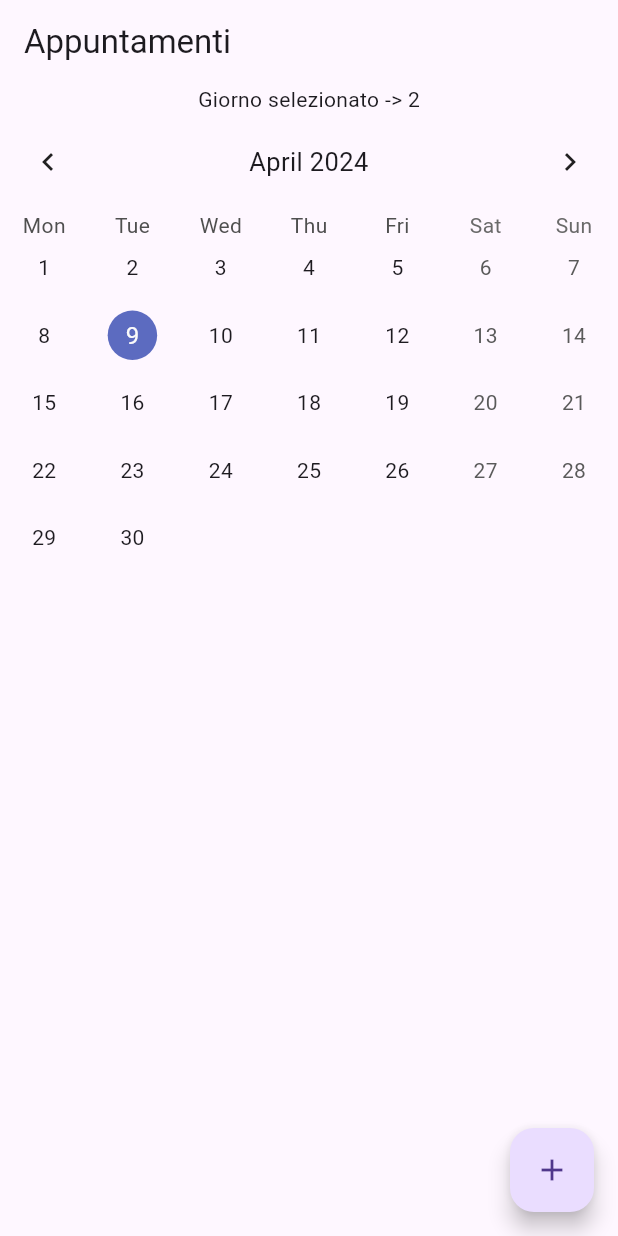
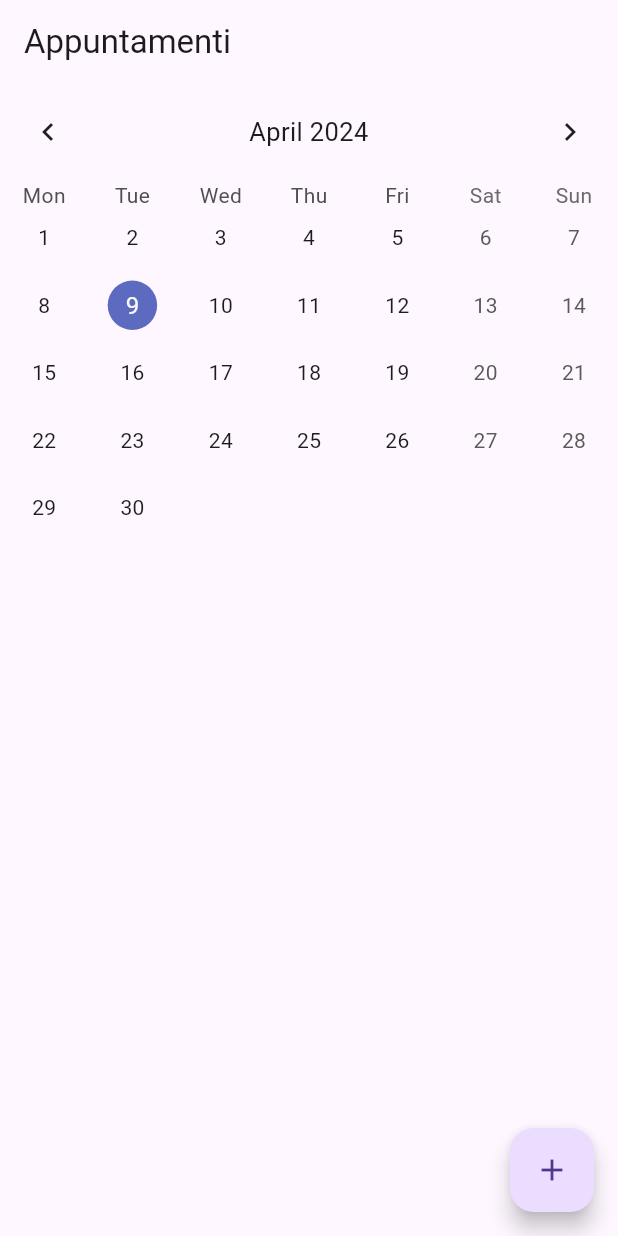
Before and after one commit to Lockyleo1/CareCrafter, a Flutter app: the screen it shows after launch, on a phone screen of 412 x 824 dp. Run offline on Flutter 3.47's test engine with Material 3 defaults, Android fonts, the light colour scheme and no system bars; drawn by our look-alikes of table_calendar.

Commit message:
appointments & calendar added

```diff
--- a/care_crafter/lib/event.dart
+++ b/care_crafter/lib/event.dart
@@ -1,4 +1,8 @@
 class Event {
   final String title;
   Event(this.title);
+
+
+@override
+String toString() => title;
 }
--- a/care_crafter/lib/main.dart
+++ b/care_crafter/lib/main.dart
@@ -194,124 +194,14 @@
 //   }
 // }
 
+import 'package:care_crafter/screens/appointments.dart';
+import 'package:flutter/foundation.dart';
 import 'package:flutter/material.dart';
 import 'package:table_calendar/table_calendar.dart';
-
 import 'event.dart';
 
 void main() {
   runApp(MaterialApp(
-    home: MyApp(),
+    home: Appointments(),
   ));
 }
-
-class MyApp extends StatefulWidget {
-  const MyApp({super.key});
-
-  @override
-  State<MyApp> createState() => _MyAppState();
-}
-
-class _MyAppState extends State<MyApp> {
-  DateTime _focusedDay=DateTime.now();
-  CalendarFormat _calendarFormat = CalendarFormat.month;
-  DateTime? _selectedDay;
-  Map<DateTime, List<Event>> events={};
-  TextEditingController _eventController=TextEditingController();
-  late final ValueNotifier<List<Event>> _selectedEvents;
-
-  @override
-  void initState() {
-    super.initState();
-    _selectedDay = _focusedDay;
-    _selectedEvents = ValueNotifier(_getEventsForDay(_selectedDay!));
-
-  }
-
-  @override
-  void dispose() {
-    super.dispose();
-  }
-
-List<Event> _getEventsForDay(DateTime day) {
-  return events[day] ?? [];
-}
-  void _onDaySelected(DateTime day, DateTime focusedDay) {
-    setState(() {
-      _focusedDay = day;
-      });
-  }
-
-  @override
-  Widget build(BuildContext context) {
-    return Scaffold(
-      appBar: AppBar(
-        title: Text('Appuntamenti'),
-      ),
-      floatingActionButton: FloatingActionButton(onPressed: () {
-        showDialog(context: context, builder: (context) {
-          return AlertDialog(
-            scrollable: true,
-            title: Text("Nome Evento"),
-            content: Padding(padding: EdgeInsets.all(8.0),
-            child: TextField(
-              controller: _eventController,
-            ),
-            ),
-            actions: [
-              ElevatedButton(onPressed: () {
-                events.addAll({
-                  _selectedDay! : [
-                    Event(_eventController.text)
-                  ]
-                })
-                Navigator.of(context).pop();
-              }, child: Text("Submit"),
-              )
-            ],
-          )
-        })
-      },
-      child: Icon(Icons.add),
-      ),
-      body: content(),
-    );
-  }
-
-  Widget content() {
-    return Column(
-      children: [
-        Text("Giorno selezionato -> " + _focusedDay.toString().split("")[0]),
-        Container(
-          child: TableCalendar(
-            locale: "en_US",
-            rowHeight: 45,
-            headerStyle: HeaderStyle(formatButtonVisible: false, titleCentered: true),
-            availableGestures: AvailableGestures.all,
-            selectedDayPredicate: (day) => isSameDay(day, _focusedDay),
-            focusedDay: _focusedDay,
-            calendarFormat: _calendarFormat,
-            startingDayOfWeek: StartingDayOfWeek.monday,
-            firstDay: DateTime.utc(2000,1,1),
-            lastDay: DateTime.utc(3000,1,1),
-            onDaySelected: _onDaySelected,
-            eventLoader: _getEventsForDay,
-            calendarStyle: CalendarStyle(
-              outsideDaysVisible: false,
-            ),
-            onFormatChanged: (format) {
-              if(_calendarFormat!=format){
-                setState(() {
-                  _calendarFormat = format;
-                });
-              }
-            },
-            onPageChanged: (focusedDay) {
-              _focusedDay = focusedDay;
-            },
-          ),
-        ),
-      ],
-    );
-  }
-}
--- /dev/null
+++ b/care_crafter/lib/screens/appointments.dart
@@ -0,0 +1,143 @@
+import 'package:flutter/foundation.dart';
+import 'package:flutter/material.dart';
+import 'package:table_calendar/table_calendar.dart';
+import 'package:care_crafter/event.dart';
+
+class Appointments extends StatefulWidget {
+  const Appointments({super.key});
+
+  @override
+  State<Appointments> createState() => _AppointmentsState();
+}
+
+class _AppointmentsState extends State<Appointments> {
+  DateTime _focusedDay = DateTime.now();
+  CalendarFormat _calendarFormat = CalendarFormat.month;
+  DateTime? _selectedDay;
+  Map<DateTime, List<Event>> events = {};
+  TextEditingController _eventController = TextEditingController();
+  late final ValueNotifier<List<Event>> _selectedEvents;
+
+  @override
+  void initState() {
+    super.initState();
+    _selectedDay = _focusedDay;
+    _selectedEvents = ValueNotifier(_getEventsForDay(_selectedDay!));
+  }
+
+  @override
+  void dispose() {
+    super.dispose();
+  }
+
+  List<Event> _getEventsForDay(DateTime day) {
+    return events[day] ?? [];
+  }
+
+  void _onDaySelected(DateTime selectedDay, DateTime focusedDay) {
+    if (!isSameDay(_selectedDay, selectedDay)) {
+      setState(() {
+        _selectedDay = selectedDay;
+        _focusedDay = focusedDay;
+        _selectedEvents.value = _getEventsForDay(selectedDay);
+      });
+    }
+  }
+
+  @override
+  Widget build(BuildContext context) {
+    return Scaffold(
+      appBar: AppBar(
+        title: Text('Appuntamenti'),
+      ),
+      floatingActionButton: FloatingActionButton(
+        onPressed: () {
+          showDialog(
+              context: context,
+              builder: (context) {
+                return AlertDialog(
+                  scrollable: true,
+                  title: Text("Nome Evento"),
+                  content: Padding(
+                    padding: EdgeInsets.all(8.0),
+                    child: TextField(controller: _eventController,),
+                  ),
+                  actions: [
+                    ElevatedButton(
+                      onPressed: () {
+                        events.addAll({
+                          _selectedDay!: [Event(_eventController.text)]
+                        });
+                        Navigator.of(context).pop();
+                        _selectedEvents.value = _getEventsForDay(_selectedDay!);
+                      },
+                      child: Text("Submit"),
+                    )
+                  ],
+                );
+              });
+        },
+        child: Icon(Icons.add),
+      ),
+      body: content(),
+    );
+  }
+
+  Widget content() {
+    return Column(
+      children: [
+        TableCalendar(
+          firstDay: DateTime.utc(2000, 1, 1),
+          lastDay: DateTime.utc(3000, 1, 1),
+          locale: "en_US",
+          rowHeight: 45,
+          headerStyle:
+              HeaderStyle(formatButtonVisible: false, titleCentered: true),
+          availableGestures: AvailableGestures.all,
+          selectedDayPredicate: (day) => isSameDay(_selectedDay, day),
+          focusedDay: _focusedDay,
+          calendarFormat: _calendarFormat,
+          startingDayOfWeek: StartingDayOfWeek.monday,
+          onDaySelected: _onDaySelected,
+          eventLoader: _getEventsForDay,
+          calendarStyle: CalendarStyle(
+            outsideDaysVisible: false,
+          ),
+          onFormatChanged: (format) {
+            if (_calendarFormat != format) {
+              setState(() {
+                _calendarFormat = format;
+              });
+            }
+          },
+          onPageChanged: (focusedDay) {
+            _focusedDay = focusedDay;
+          },
+        ),
+        SizedBox(height: 8.0),
+        Expanded(
+          child: ValueListenableBuilder<List<Event>>(
+            valueListenable: _selectedEvents,
+            builder: (context, value, _) {
+              return ListView.builder(
+                  itemCount: value.length,
+                  itemBuilder: (context, index) {
+                    return Container(
+                        margin: EdgeInsets.symmetric(
+                            horizontal: 12.0, vertical: 4.0),
+                        decoration: BoxDecoration(
+                          border: Border.all(),
+                          borderRadius: BorderRadius.circular(12.0),
+                        ),
+                        child: ListTile(
+                          onTap: () => print(""),
+                          title: Text(''+value[index].toString()),
+                        ));
+                  });
+            },
+          ),
+        ),
+      ],
+    );
+  }
+}
```
